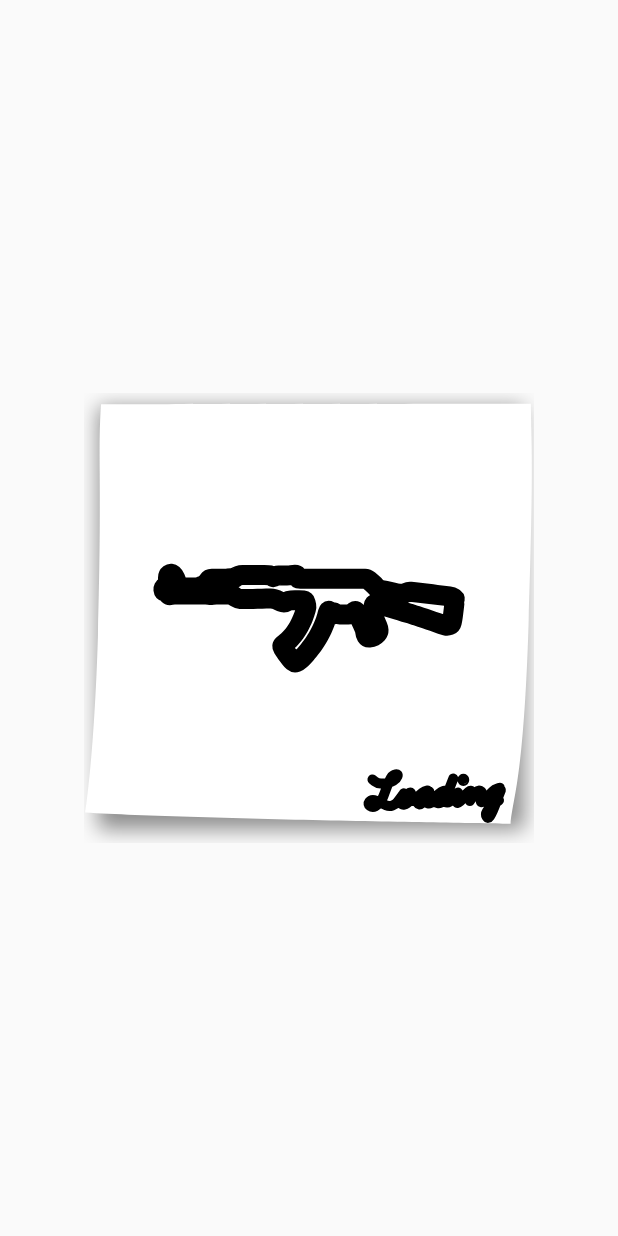
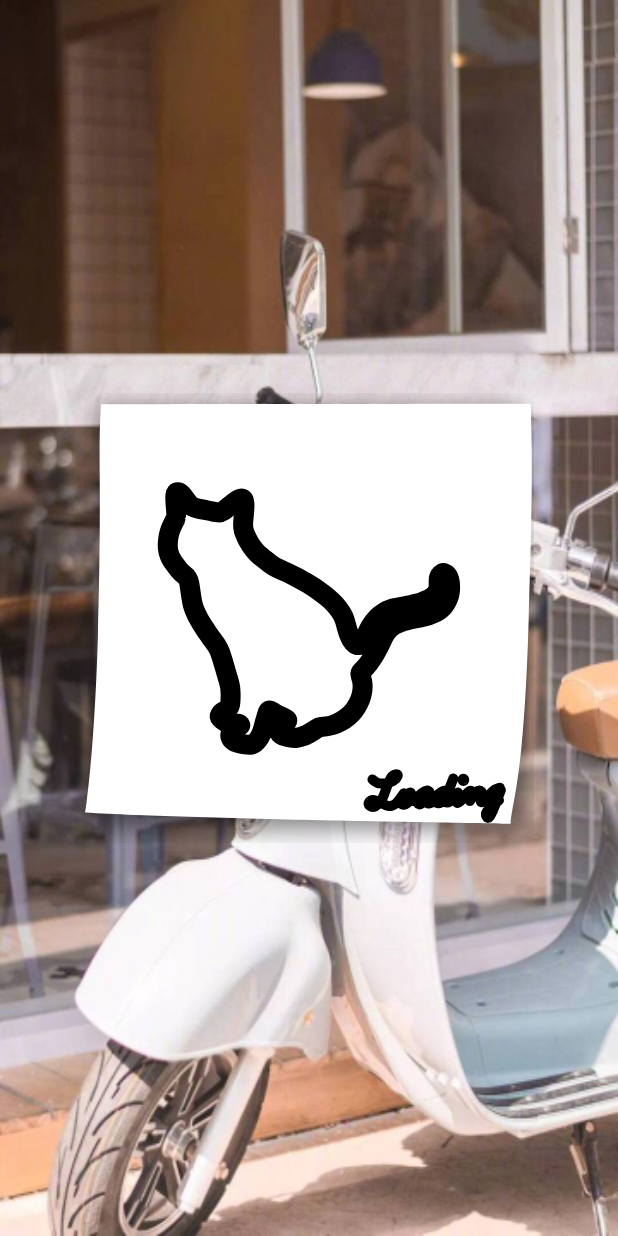
Before and after one commit to 115MRLI/MovieWatch, an Android app: the screen it shows after launch (MainActivity), on a phone screen of 412 x 824 dp. Run offline under Robolectric (Android 15) with nearby library versions, the phone set to English and light mode, and no system bars; our stand-ins replace ButterKnife; libraries missing offline, so code that uses them is left out: com.afollestad.materialdialogs, com.hyphenate.chat, org.xutils, org.xutils.x; 4 statements that could not run were skipped.

Commit message:
欢迎页面设计

```diff
--- a/app/src/main/java/movie/watch/moviewatch/view/activity/MainActivity.java
+++ b/app/src/main/java/movie/watch/moviewatch/view/activity/MainActivity.java
@@ -6,10 +6,13 @@ import butterknife.BindView;
 import movie.watch.loading.ColoringLoadingView;
 import movie.watch.moviewatch.R;
 import movie.watch.moviewatch.base.BaseActivity;
+import android.widget.ImageView;
 
 public class MainActivity extends BaseActivity {
     @BindView(R.id.main_loading)
     ColoringLoadingView loadingView;
+    @BindView(R.id.wel_bc)
+    ImageView  weiBc;
 
     @Override
     protected int getLayout() {
@@ -19,7 +22,7 @@ public class MainActivity extends BaseActivity {
     @Override
     protected void initView() {
         super.initView();
-        loadingView.setCharacter(ColoringLoadingView.Character.AK);
+        loadingView.setCharacter(ColoringLoadingView.Character.CAT);
         loadingView.setColoringColor(0xFFFF1744);
         loadingView.setVisibility(View.VISIBLE);
         loadingView.startDrawAnimation();
--- a/app/src/main/res/layout/activity_main.xml
+++ b/app/src/main/res/layout/activity_main.xml
@@ -2,6 +2,12 @@
 <RelativeLayout xmlns:android="http://schemas.android.com/apk/res/android"
     android:layout_width="match_parent"
     android:layout_height="match_parent">
+
+    <ImageView
+        android:id="@+id/wel_bc"
+        android:layout_width="match_parent"
+        android:layout_height="match_parent"
+        android:background="@mipmap/motorcycle" />
 
     <movie.watch.loading.ColoringLoadingView
         android:id="@+id/main_loading"
```
Also changed, not shown: app/src/main/res/mipmap-xxhdpi/motorcycle.jpg (added).
